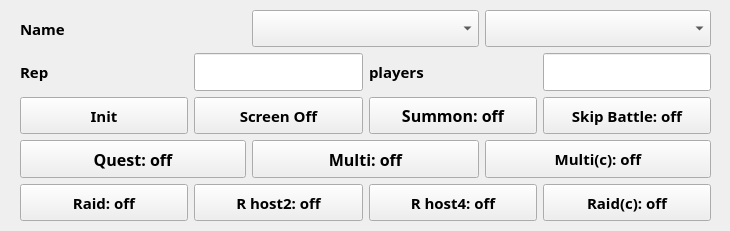
Old version of the form ffbe_widget.ui in the repository HyuntaMansei/ffbe.
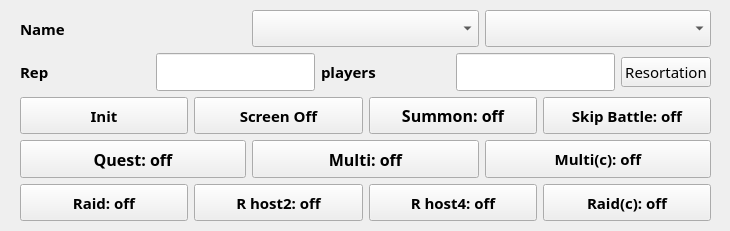
New version of the form.

The edit to the form file:
```diff
--- a/ffbe_widget.ui
+++ b/ffbe_widget.ui
@@ -239,6 +239,13 @@
         </property>
        </widget>
       </item>
+      <item>
+       <widget class="QPushButton" name="pb_test">
+        <property name="text">
+         <string>Resortation</string>
+        </property>
+       </widget>
+      </item>
      </layout>
     </item>
     <item>
```
